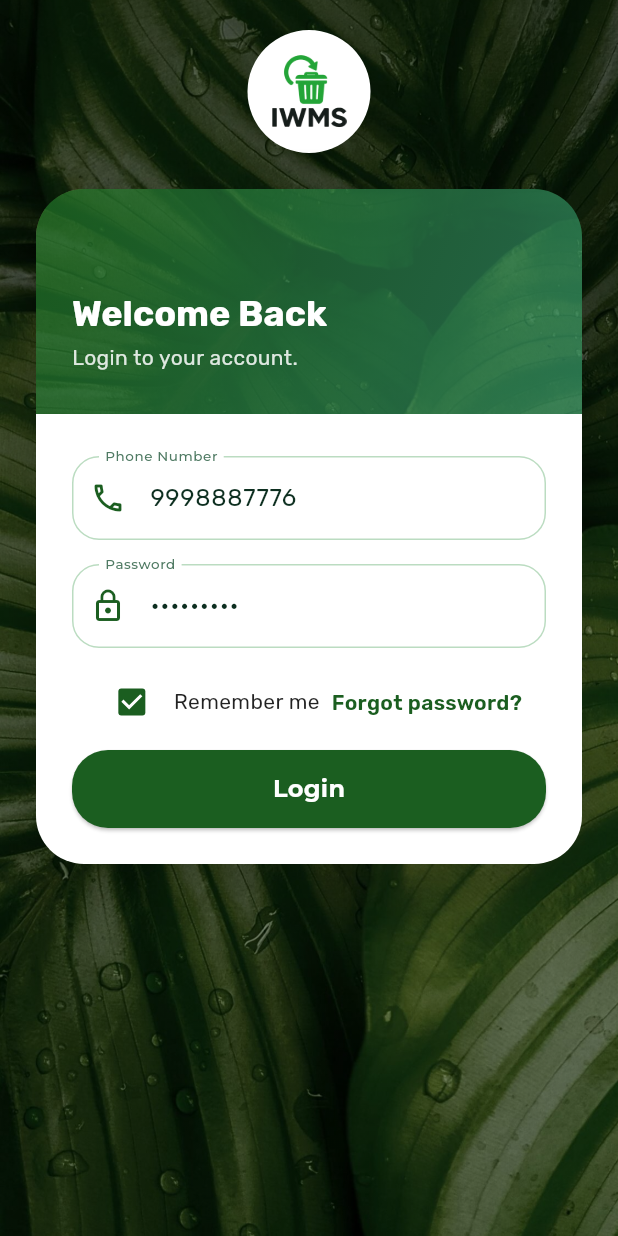
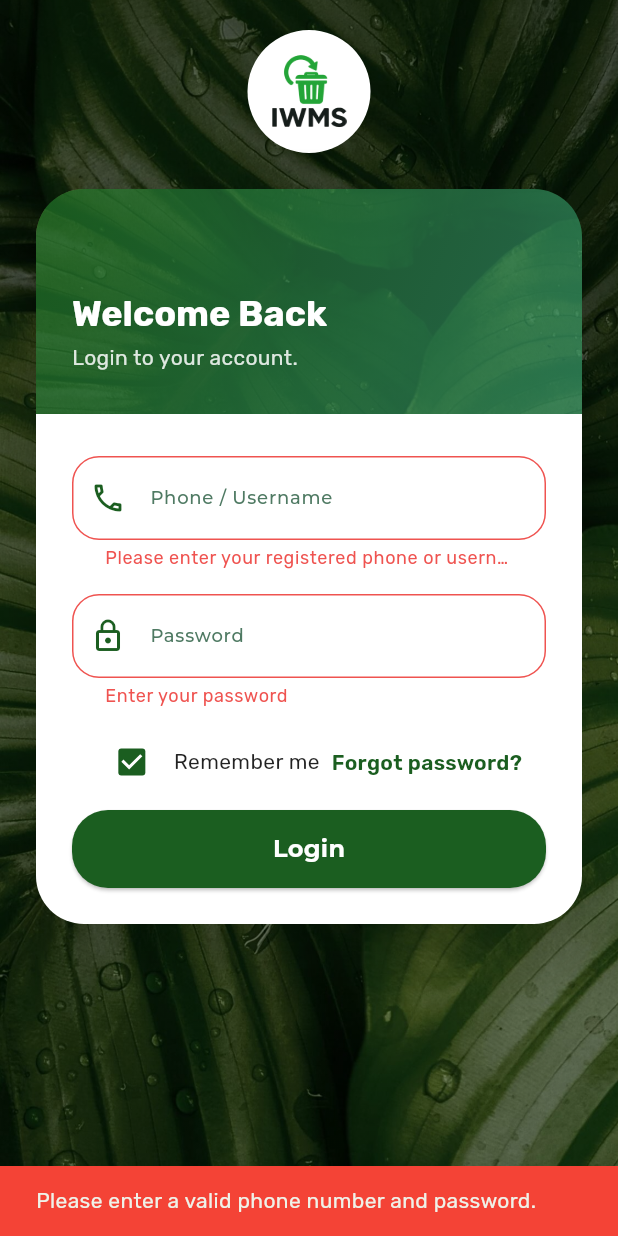
Before and after one commit to ZigmaSoftware/iwms_app, a Flutter app: the LoginScreen screen opened by its route, after a tap on "Login", on a phone screen of 412 x 824 dp. Run offline on Flutter 3.47's test engine with Material 3 defaults, Android fonts, the phone set to English and light mode, and no system bars; our stand-ins replace auto_size_text, awesome_dialog, dio, equatable, flutter_animate, flutter_bloc and 13 more; missing offline and left inert: mobile_scanner; accounts and stored records are empty; statements that could not run were skipped.

Commit message:
login module backend connectivity

```diff
--- /dev/null
+++ b/lib/data/models/customer_model.dart
@@ -0,0 +1,149 @@
+// To parse this JSON data, do
+//
+//     final welcome = welcomeFromJson(jsonString);
+
+import 'dart:convert';
+
+List<Welcome> welcomeFromJson(String str) => List<Welcome>.from(json.decode(str).map((x) => Welcome.fromJson(x)));
+
+String welcomeToJson(List<Welcome> data) => json.encode(List<dynamic>.from(data.map((x) => x.toJson())));
+
+class Welcome {
+    int id;
+    String wardName;
+    String zoneName;
+    String cityName;
+    String districtName;
+    String stateName;
+    String countryName;
+    String propertyName;
+    String subPropertyName;
+    String uniqueId;
+    String customerName;
+    String contactNo;
+    String buildingNo;
+    String street;
+    String area;
+    String password;
+    String pincode;
+    String latitude;
+    String longitude;
+    String idProofType;
+    String idNo;
+    bool isDeleted;
+    bool isActive;
+    int userType;
+    int ward;
+    int zone;
+    int city;
+    int district;
+    int state;
+    int country;
+    int property;
+    int subProperty;
+
+    Welcome({
+        required this.id,
+        required this.wardName,
+        required this.zoneName,
+        required this.cityName,
+        required this.districtName,
+        required this.stateName,
+        required this.countryName,
+        required this.propertyName,
+        required this.subPropertyName,
+        required this.uniqueId,
+        required this.customerName,
+        required this.contactNo,
+        required this.buildingNo,
+        required this.street,
+        required this.area,
+        required this.password,
+        required this.pincode,
+        required this.latitude,
+        required this.longitude,
+        required this.idProofType,
+        required this.idNo,
+        required this.isDeleted,
+        required this.isActive,
+        required this.userType,
+        required this.ward,
+        required this.zone,
+        required this.city,
+        required this.district,
+        required this.state,
+        required this.country,
+        required this.property,
+        required this.subProperty,
+    });
+
+    factory Welcome.fromJson(Map<String, dynamic> json) => Welcome(
+        id: json["id"],
+        wardName: json["ward_name"],
+        zoneName: json["zone_name"],
+        cityName: json["city_name"],
+        districtName: json["district_name"],
+        stateName: json["state_name"],
+        countryName: json["country_name"],
+        propertyName: json["property_name"],
+        subPropertyName: json["sub_property_name"],
+        uniqueId: json["unique_id"],
+        customerName: json["customer_name"],
+        contactNo: json["contact_no"],
+        buildingNo: json["building_no"],
+        street: json["street"],
+        area: json["area"],
+        password: json["password"],
+        pincode: json["pincode"],
+        latitude: json["latitude"],
+        longitude: json["longitude"],
+        idProofType: json["id_proof_type"],
+        idNo: json["id_no"],
+        isDeleted: json["is_deleted"],
+        isActive: json["is_active"],
+        userType: json["user_type"],
+        ward: json["ward"],
+        zone: json["zone"],
+        city: json["city"],
+        district: json["district"],
+        state: json["state"],
+        country: json["country"],
+        property: json["property"],
+        subProperty: json["sub_property"],
+    );
+
+    Map<String, dynamic> toJson() => {
+        "id": id,
+        "ward_name": wardName,
+        "zone_name": zoneName,
+        "city_name": cityName,
+        "district_name": districtName,
+        "state_name": stateName,
+        "country_name": countryName,
+        "property_name": propertyName,
+        "sub_property_name": subPropertyName,
+        "unique_id": uniqueId,
+        "customer_name": customerName,
+        "contact_no": contactNo,
+        "building_no": buildingNo,
+        "street": street,
+        "area": area,
+        "password": password,
+        "pincode": pincode,
+        "latitude": latitude,
+        "longitude": longitude,
+        "id_proof_type": idProofType,
+        "id_no": idNo,
+        "is_deleted": isDeleted,
+        "is_active": isActive,
+        "user_type": userType,
+        "ward": ward,
+        "zone": zone,
+        "city": city,
+        "district": district,
+        "state": state,
+        "country": country,
+        "property": property,
+        "sub_property": subProperty,
+    };
+}
--- a/lib/logic/auth/auth_bloc.dart
+++ b/lib/logic/auth/auth_bloc.dart
@@ -58,20 +58,21 @@
     Emitter<AuthState> emit,
   ) async {
     emit(const AuthStateLoading());
-    final trimmedName = (event.fullName ?? '').trim();
-    final displayName = trimmedName.isNotEmpty
-        ? trimmedName
-        : (event.phone?.trim().isNotEmpty == true
-            ? 'Citizen ${event.phone}'
-            : _demoCitizenName);
-    final user = UserModel(
-      userId: 'CUS-${displayName.replaceAll(' ', '').toUpperCase()}',
-      userName: displayName,
-      role: 'citizen',
-      authToken: 'demo-token-citizen',
-    );
-    await _authRepository.saveUser(user);
-    emit(AuthStateAuthenticatedCitizen(userName: user.userName));
+    try {
+      final user = await _authRepository.loginCitizen(
+        username: event.username,
+        password: event.password,
+        userType: event.userType,
+      );
+      await _authRepository.saveUser(user);
+      emit(AuthStateAuthenticatedCitizen(userName: user.userName));
+    } on AuthRepositoryException catch (error) {
+      emit(AuthStateFailure(message: error.message));
+      emit(const AuthStateUnauthenticated());
+    } catch (_) {
+      emit(const AuthStateFailure(message: 'Unable to login. Please try again.'));
+      emit(const AuthStateUnauthenticated());
+    }
   }
 
   Future<void> _onCitizenRegisterRequested(
--- a/lib/logic/auth/auth_event.dart
+++ b/lib/logic/auth/auth_event.dart
@@ -9,16 +9,18 @@
 }
 
 class AuthCitizenLoginRequested extends AuthEvent {
-  final String? phone;
-  final String? fullName;
+  final String username;
+  final String password;
+  final String? userType;
 
   const AuthCitizenLoginRequested({
-    this.phone,
-    this.fullName,
+    required this.username,
+    required this.password,
+    this.userType,
   });
 
   @override
-  List<Object?> get props => [phone, fullName];
+  List<Object?> get props => [username, password, userType];
 }
 
 class AuthCitizenRegisterRequested extends AuthEvent {
--- a/lib/modules/module1_citizen/citizen/login.dart
+++ b/lib/modules/module1_citizen/citizen/login.dart
@@ -15,21 +15,10 @@
 }
 
 class _LoginScreenState extends State<LoginScreen> {
-  /// Placeholder credentials for the mock login flow. Replace when wiring auth.
-  static const String _mockPhoneNumber = '9998887776';
-  static const String _mockPassword = 'demo@1234';
-
   final TextEditingController _phoneController = TextEditingController();
   final TextEditingController _passwordController = TextEditingController();
   final _formKey = GlobalKey<FormState>();
   bool _rememberMe = true;
-
-  @override
-  void initState() {
-    super.initState();
-    _phoneController.text = _mockPhoneNumber;
-    _passwordController.text = _mockPassword;
-  }
 
   @override
   void dispose() {
@@ -46,13 +35,18 @@
   }
 
   void _handleLogin(BuildContext context) {
+    final isValid = _formKey.currentState?.validate() ?? false;
+    if (!isValid) {
+      _showSnack('Please enter a valid phone number and password.', Colors.red);
+      return;
+    }
     FocusScope.of(context).unfocus();
-    final phone = _phoneController.text.trim().isEmpty
-        ? _mockPhoneNumber
-        : _phoneController.text.trim();
+    final username = _phoneController.text.trim();
+    final password = _passwordController.text.trim();
     context.read<AuthBloc>().add(
           AuthCitizenLoginRequested(
-            phone: phone,
+            username: username,
+            password: password,
           ),
         );
   }
@@ -297,13 +291,13 @@
                       controller: phoneController,
                       keyboardType: TextInputType.phone,
                       decoration: inputDecorationBuilder(
-                        label: 'Phone Number',
-                        hint: 'Enter your phone number',
+                        label: 'Phone / Username',
+                        hint: 'Enter your registered phone or username',
                         icon: Icons.phone_outlined,
                       ),
                       validator: (value) {
                         if (value == null || value.trim().isEmpty) {
-                          return 'Please enter your phone number';
+                          return 'Please enter your registered phone or username';
                         }
                         return null;
                       },
@@ -318,10 +312,10 @@
                         icon: Icons.lock_outline,
                       ),
                       validator: (value) {
-                        if (value == null || value.isEmpty) {
+                        if (value == null || value.trim().isEmpty) {
                           return 'Enter your password';
                         }
-                        if (value.length < 4) {
+                        if (value.trim().length < 4) {
                           return 'Password must be at least 4 characters';
                         }
                         return null;
```
Also changed, not shown: lib/core/api_config.dart (+12 -4 lines), lib/data/repositories/auth_repository.dart (+136 -2 lines).
